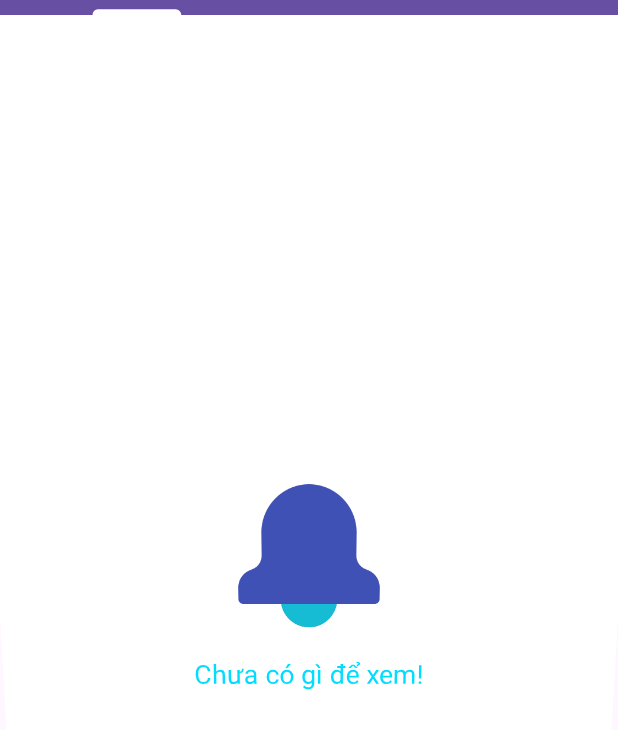
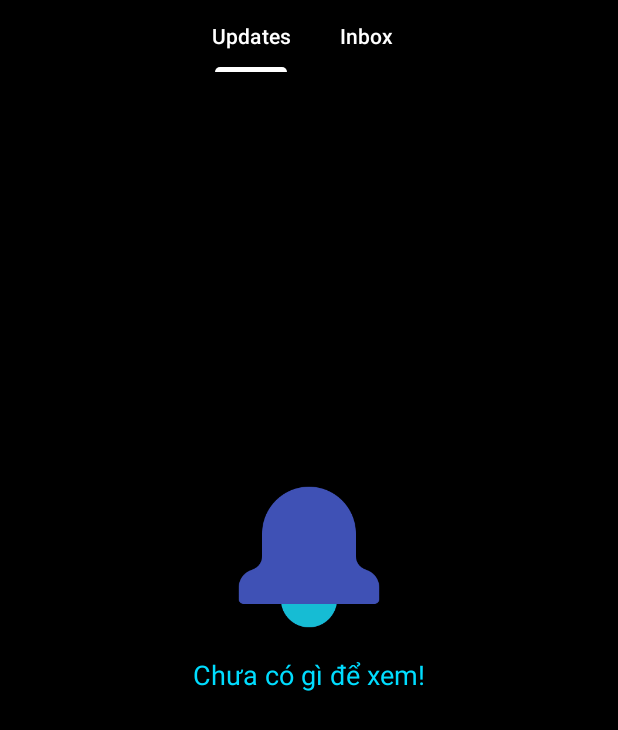
Before and after one commit to Thai-Binh727/mobile_group_project, an Android app: the fragment NotificationPage shown on its own in the app's theme, on a phone screen of 412 x 824 dp. Shown: the top 730 px of the screen. Run offline under Robolectric (Android 15) with nearby library versions, the light colour scheme and no system bars.

Commit message:
update notification

```diff
--- a/mobile_group_project/app/src/main/java/vn/edu/usth/fakepinterest/NotificationPage.java
+++ b/mobile_group_project/app/src/main/java/vn/edu/usth/fakepinterest/NotificationPage.java
@@ -26,7 +26,7 @@ public class NotificationPage extends Fragment {
         viewPager.setAdapter(pagerAdapter);
 
         new TabLayoutMediator(tabLayout, viewPager, (tab, position) -> {
-            tab.setText(position == 0 ? "Cập nhật" : "Hộp thư đến");
+            tab.setText(position == 0 ? "Updates" : "Inbox");
         }).attach();
 
         return view;
--- a/mobile_group_project/app/src/main/res/layout/fragment_notification_page.xml
+++ b/mobile_group_project/app/src/main/res/layout/fragment_notification_page.xml
@@ -6,25 +6,25 @@
     android:layout_width="match_parent"
     android:layout_height="match_parent"
     android:background="@color/white"
-    android:rotationX="-6"
     tools:context=".NotificationPage">
 
     <com.google.android.material.tabs.TabLayout
         android:id="@+id/tabLayout"
         android:layout_width="0dp"
         android:layout_height="wrap_content"
-        android:background="?attr/colorPrimary"
+        android:backgroundTint="@color/black"
         app:layout_constraintTop_toTopOf="parent"
         app:layout_constraintStart_toStartOf="parent"
         app:layout_constraintEnd_toEndOf="parent"
         app:tabIndicatorColor="@android:color/white"
-        app:tabTextColor="@android:color/black"
-        app:tabSelectedTextColor="@android:color/black"
+        app:tabTextColor="@android:color/white"
+        app:tabSelectedTextColor="@android:color/white"
         app:tabMode="fixed"
-        app:tabGravity="fill" />
+        app:tabGravity="center"/>
 
     <androidx.viewpager2.widget.ViewPager2
         android:id="@+id/viewPager"
+        android:background="@color/black"
         android:layout_width="0dp"
         android:layout_height="0dp"
         app:layout_constraintTop_toBottomOf="@id/tabLayout"
```
